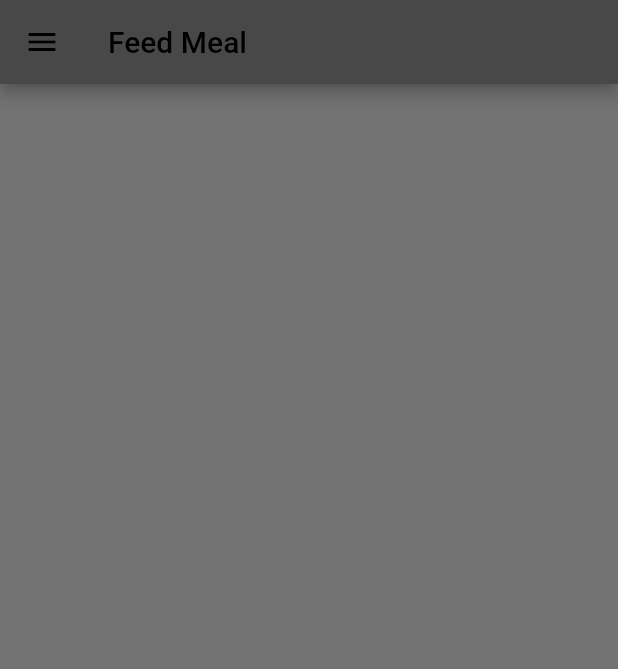
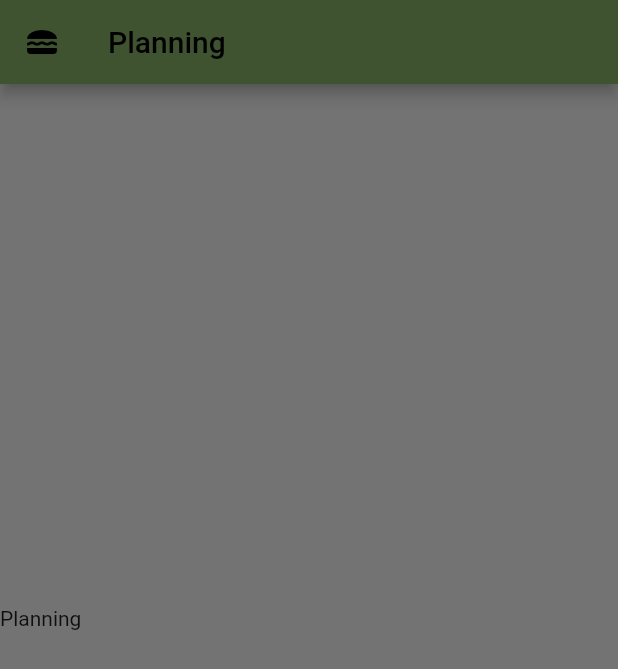
Before and after one commit to Orthoceras69/feed-meal, a Flutter app: the screen it shows after launch, with the side drawer open, on a phone screen of 412 x 824 dp. Shown: the top 669 px of the screen. Run offline on Flutter 3.47's test engine with Material 2 defaults, Android fonts, the phone set to English and light mode, and no system bars.

Commit message:
feat: AppBar and Drawer

```diff
--- a/lib/main.dart
+++ b/lib/main.dart
@@ -1,11 +1,12 @@
 import 'package:flutter/material.dart';
+import 'utils/class_palette.dart';
 import 'views/homepage.dart';
 
 void main() {
   runApp(MaterialApp(
     debugShowCheckedModeBanner: false,
     theme: ThemeData(
-      primarySwatch: Colors.grey,
+      primarySwatch: generateMaterialColor(Palette.primary),
     ),
     home: const HomePage(),
   ));
--- a/lib/views/homepage.dart
+++ b/lib/views/homepage.dart
@@ -1,4 +1,6 @@
 import 'package:flutter/material.dart';
+import '../widgets/appbar.dart';
+import '../widgets/drawer.dart';
 
 class HomePage extends StatefulWidget {
   const HomePage({Key? key}) : super(key: key);
@@ -6,15 +8,15 @@ class HomePage extends StatefulWidget {
   State<HomePage> createState() => _HomePageState();
 }
 
+String title = "Planning";
+
 class _HomePageState extends State<HomePage> {
   @override
   Widget build(BuildContext context) {
     return Scaffold(
-      appBar: AppBar(
-        title: const Text("Feed Meal"),
-      ),
+      appBar: myAppBar(context, title),
       body: Container(),
-      drawer: Container(),
+      drawer: myDrawer(context, title),
     );
   }
 }
--- /dev/null
+++ b/lib/widgets/appbar.dart
@@ -0,0 +1,11 @@
+import 'package:flutter/material.dart';
+
+PreferredSizeWidget myAppBar(BuildContext context, String title) {
+  return AppBar(
+      title: Text(title),
+      leading: Builder(
+        builder: (context) => IconButton(
+            icon: const Icon(Icons.lunch_dining),
+            onPressed: () => Scaffold.of(context).openDrawer()),
+      ));
+}
--- /dev/null
+++ b/lib/widgets/drawer.dart
@@ -0,0 +1,5 @@
+import 'package:flutter/material.dart';
+
+Widget myDrawer(BuildContext context, String title) {
+  return Text(title);
+}
```
Also changed, not shown: lib/utils/class_palette.dart (added, +42 -0 lines).
